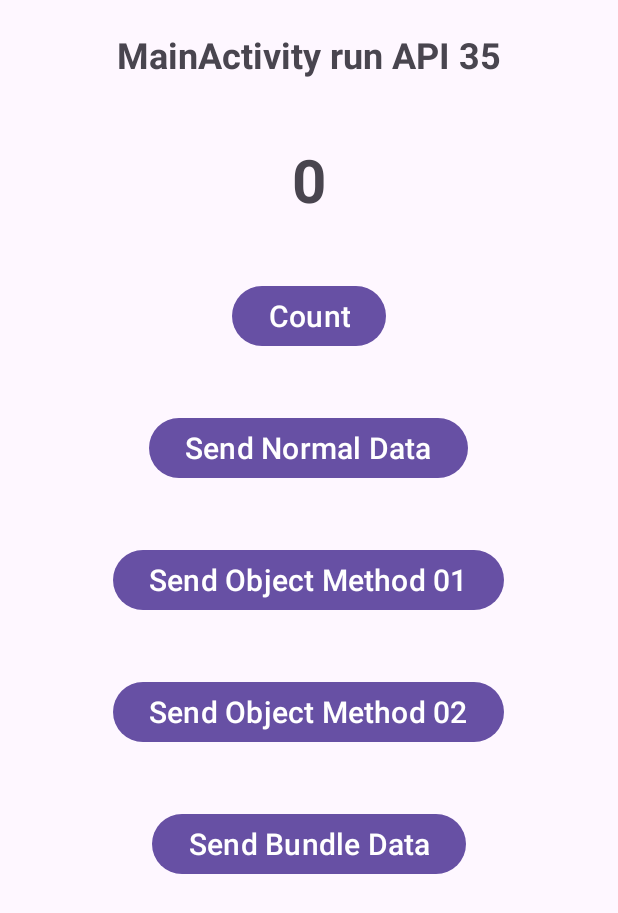
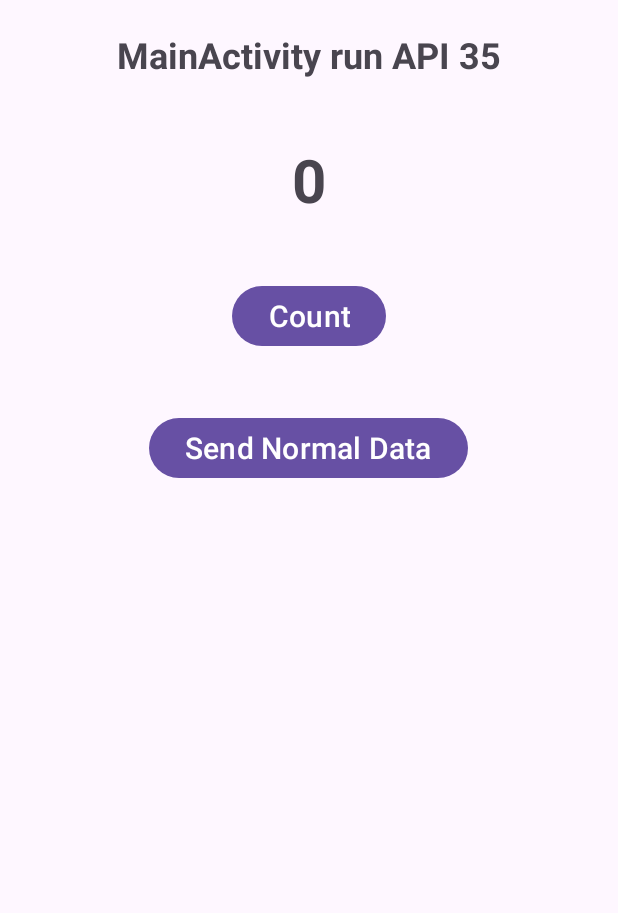
Before and after one commit to NguyenCoderVN/ActivityBasic, an Android app: the screen it shows after launch (MainActivity), on a phone screen of 412 x 824 dp. Shown: the top 913 px of the screen. Run offline under Robolectric (Android 15) with nearby library versions, the phone set to English and light mode, and no system bars; our stand-ins replace Timber.

Commit message:
Transfer Data between Activities Start

```diff
--- a/app/src/main/java/com/nguyencodervn/klad_activitybasic/MainActivity.kt
+++ b/app/src/main/java/com/nguyencodervn/klad_activitybasic/MainActivity.kt
@@ -11,9 +11,6 @@ import androidx.appcompat.app.AppCompatActivity
 class MainActivity : AppCompatActivity() {
     private lateinit var countBt: Button
     private lateinit var sendNormalBt: Button
-    private lateinit var sendObj01Bt: Button
-    private lateinit var sendObj02Bt: Button
-    private lateinit var sendBundleBt: Button
     private lateinit var mainTv: TextView
     private lateinit var countTv: TextView
     private lateinit var returnTv: TextView
@@ -28,41 +25,13 @@ class MainActivity : AppCompatActivity() {
 
     private fun setupEven() {
         val intent = Intent(this, ActivityA::class.java)
-        val transfer01 = Transfer01("Kotlin-Serializable", Build.VERSION.SDK_INT)
-        val transfer02 = Transfer02("Kotlin-Parcelable", Build.VERSION.SDK_INT)
 
         sendNormalBt.setOnClickListener {
             intent.putExtra(KEY_ACTIVITY, "MainActivity")
             intent.putExtra(KEY_COUNT, count)
-            intent.putExtra(KEY_KIND, "Single")
             startActivity(intent)
         }
 
-        sendObj01Bt.setOnClickListener {
-            intent.putExtra(KEY_ACTIVITY, "MainActivity")
-            intent.putExtra(KEY_COUNT, count)
-            intent.putExtra(KEY_OBJECT,transfer01)
-            intent.putExtra(KEY_KIND, "Serializable")
-            startActivity(intent)
-        }
-
-        sendObj02Bt.setOnClickListener {
-            intent.putExtra(KEY_ACTIVITY, "MainActivity")
-            intent.putExtra(KEY_COUNT, count)
-            intent.putExtra(KEY_OBJECT,transfer02)
-            intent.putExtra(KEY_KIND, "Parcelable")
-            startActivity(intent)
-        }
-
-        sendBundleBt.setOnClickListener {
-            val bundle = Bundle()
-            bundle.putString(KEY_ACTIVITY, "MainActivity")
-            bundle.putInt(KEY_COUNT, count)
-            bundle.putParcelable(KEY_OBJECT,transfer02)
-            bundle.putString(KEY_KIND, "Bundle")
-            intent.putExtras(bundle)
-            startActivity(intent)
-        }
 
         countBt.setOnClickListener {
             count += 1
@@ -71,18 +40,13 @@ class MainActivity : AppCompatActivity() {
     }
 
     companion object {
-        const val KEY_KIND = "KEY_KIND"
         const val KEY_ACTIVITY = "KEY_ACTIVITY"
         const val KEY_COUNT = "KEY_COUNT"
-        const val KEY_OBJECT = "KEY_OBJECT"
     }
 
     @SuppressLint("SetTextI18n")
     private fun initId() {
         sendNormalBt = findViewById(R.id.sendNormalBt)
-        sendObj01Bt = findViewById(R.id.sendObj01Bt)
-        sendObj02Bt = findViewById(R.id.sendObj02Bt)
-        sendBundleBt = findViewById(R.id.sendBundleBt)
         countBt = findViewById(R.id.countBt)
 
         mainTv = findViewById(R.id.mainTv)
--- a/app/src/main/res/layout/activity_main.xml
+++ b/app/src/main/res/layout/activity_main.xml
@@ -41,30 +41,6 @@
         android:text="Send Normal Data"
         android:textSize="20sp" />
 
-    <Button
-        android:id="@+id/sendObj01Bt"
-        android:layout_width="wrap_content"
-        android:layout_height="wrap_content"
-        android:layout_margin="20dp"
-        android:text="Send Object Method 01"
-        android:textSize="20sp" />
-
-    <Button
-        android:id="@+id/sendObj02Bt"
-        android:layout_width="wrap_content"
-        android:layout_height="wrap_content"
-        android:layout_margin="20dp"
-        android:text="Send Object Method 02"
-        android:textSize="20sp" />
-
-    <Button
-        android:id="@+id/sendBundleBt"
-        android:layout_width="wrap_content"
-        android:layout_height="wrap_content"
-        android:layout_margin="20dp"
-        android:text="Send Bundle Data"
-        android:textSize="20sp" />
-
     <TextView
         android:id="@+id/returnTv"
         android:layout_width="wrap_content"
```
Also changed, not shown: app/src/main/java/com/nguyencodervn/klad_activitybasic/ActivityA.kt (+1 -40 lines).
